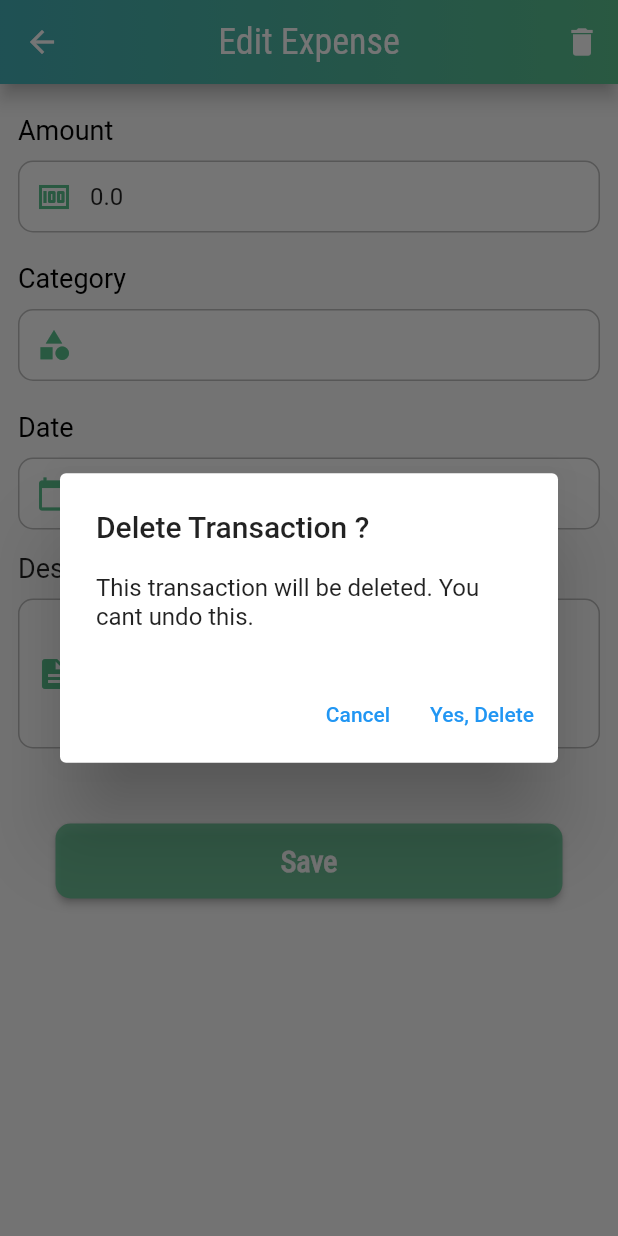
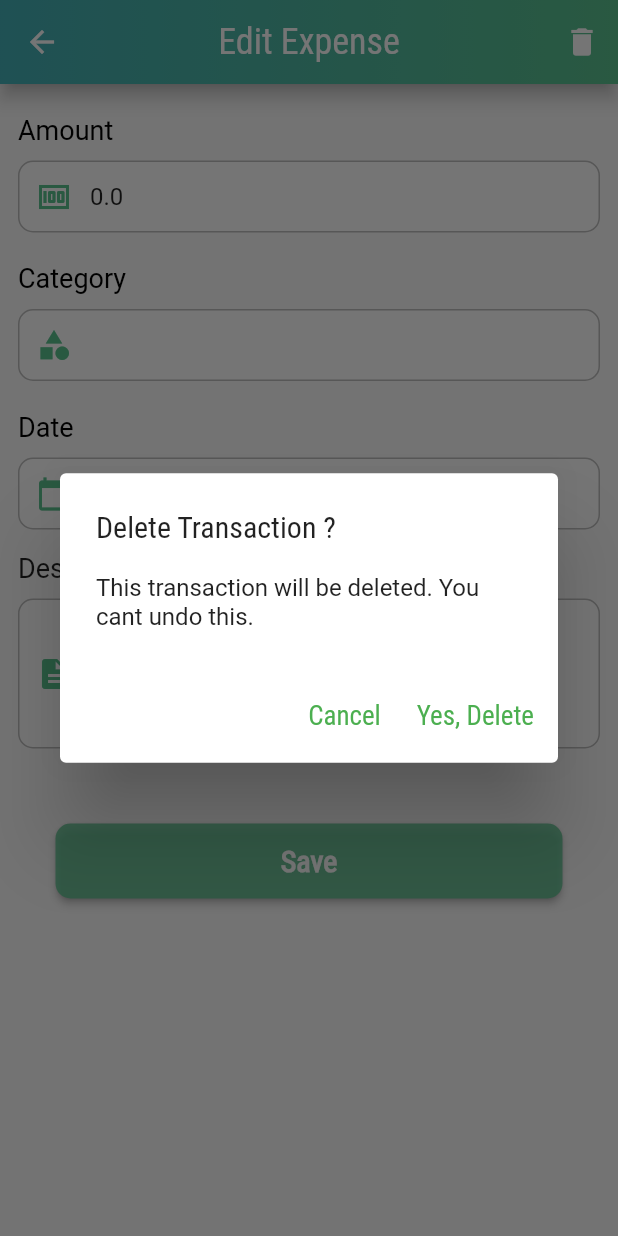
Before and after one commit to krantibaral/Fyp-Expense-Organizer, a Flutter app: the EditTransaction screen opened directly with empty values, after a tap on the "delete" icon, on a phone screen of 412 x 824 dp. Run offline on Flutter 3.47's test engine with Material 2 defaults, Android fonts, the phone set to English and light mode, and no system bars; our stand-ins replace dio, fluttertoast, get, pie_chart, syncfusion_flutter_charts; missing offline and left inert: khalti_flutter, wc_form_validators; accounts and stored records are empty; Roboto replaces fonts that are missing (Rubik).

Commit message:
final update

```diff
--- a/fyp/fyp/lib/add_transaction.dart
+++ b/fyp/fyp/lib/add_transaction.dart
@@ -294,7 +294,8 @@ class _AddTransactionState extends State<AddTransaction> {
                                       FontWeight.w400)), //icon of text field
                           // hintText: "Enter Date" //label text of field
                           readOnly:
-                              true, //set it true, so that user will not able to edit text
+                              true,
+                           //set it true, so that user will not able to edit text
                           onTap: () async {
                             DateTime? pickedDate = await showDatePicker(
                                 context: context,
--- a/fyp/fyp/lib/constants.dart
+++ b/fyp/fyp/lib/constants.dart
@@ -1,2 +1,2 @@
-// const kBackendURL = 'http://192.168.100.6/myfolder';
-const kBackendURL = 'http://localhost:789';
+ const kBackendURL = 'http://192.168.100.6/myfolder';
+//const kBackendURL = 'http://localhost:789';
--- a/fyp/fyp/lib/edit_transaction.dart
+++ b/fyp/fyp/lib/edit_transaction.dart
@@ -70,7 +70,7 @@ class _EditTransactionState extends State<EditTransaction> {
                     context: context,
                     builder: (context) {
                       return AlertDialog(
-                        title: Text("Delete Transaction ?"),
+                        title: Text("Delete Transaction ?", style: TextStyle(fontFamily: "Roboto Condensed")),
                         content: Text(
                             "This transaction will be deleted. You cant undo this."),
                         actions: [
@@ -78,7 +78,7 @@ class _EditTransactionState extends State<EditTransaction> {
                               onPressed: () {
                                 Navigator.of(context).pop();
                               },
-                              child: Text("Cancel")),
+                              child: Text("Cancel", style: TextStyle( fontFamily: "Roboto Condensed", fontSize: 18, color: Colors.green))),
                           TextButton(
                               onPressed: () async {
                                 try {
@@ -114,7 +114,7 @@ class _EditTransactionState extends State<EditTransaction> {
                                               Text("Error: " + e.toString())));
                                 }
                               },
-                              child: Text("Yes, Delete")),
+                              child: Text("Yes, Delete",style: TextStyle( fontFamily: "Roboto Condensed", fontSize: 18, color: Colors.green))),
                         ],
                       );
                     });
--- a/fyp/fyp/lib/trans.dart
+++ b/fyp/fyp/lib/trans.dart
@@ -94,12 +94,12 @@ class _allTransactionState extends State<allTransaction> {
                                 children: [
                                   Row(
                                     children: [
-                                      Text("From "),
+                                      Text("From ", style: TextStyle(fontFamily: "Roboto Condensed")),
                                       Text(filter.from != null
                                           ? DateFormat(
                                                   DateFormat.YEAR_MONTH_DAY)
                                               .format(filter.from!)
-                                          : "Any Time"),
+                                          : "Any Time", style: TextStyle(fontFamily: "Roboto Condensed")),
                                     ],
                                   ),
                                   Row(
```
Also changed, not shown: fyp/fyp/lib/Statistics.dart (+9 -7 lines), fyp/fyp/lib/login_page.dart (+49 -50 lines).
